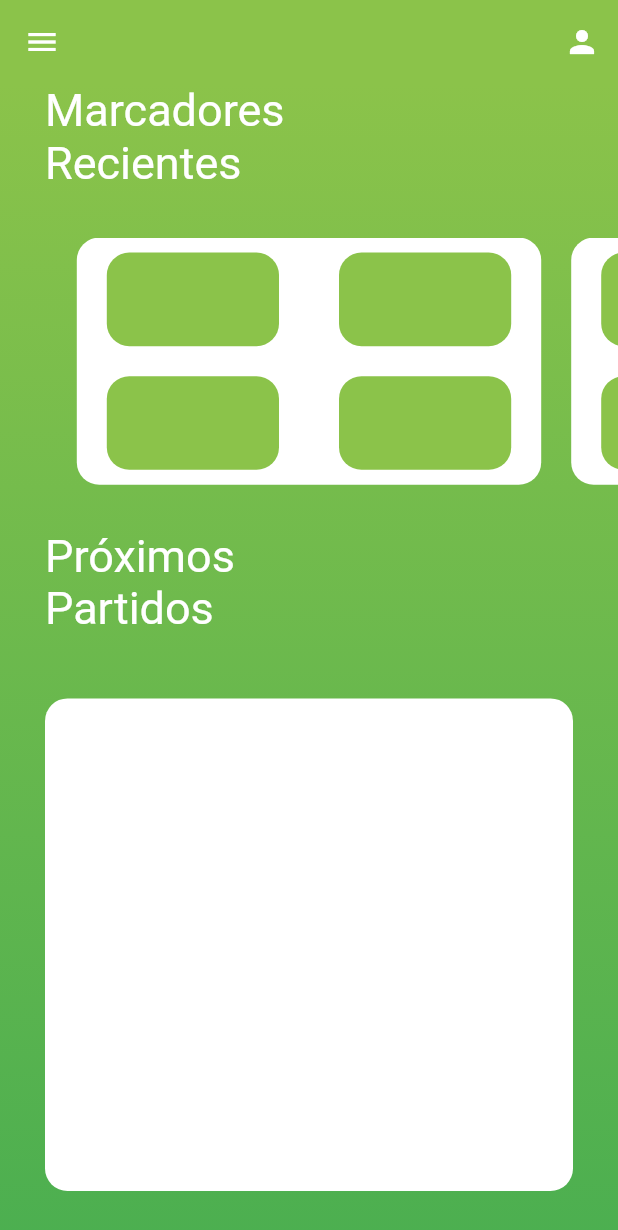
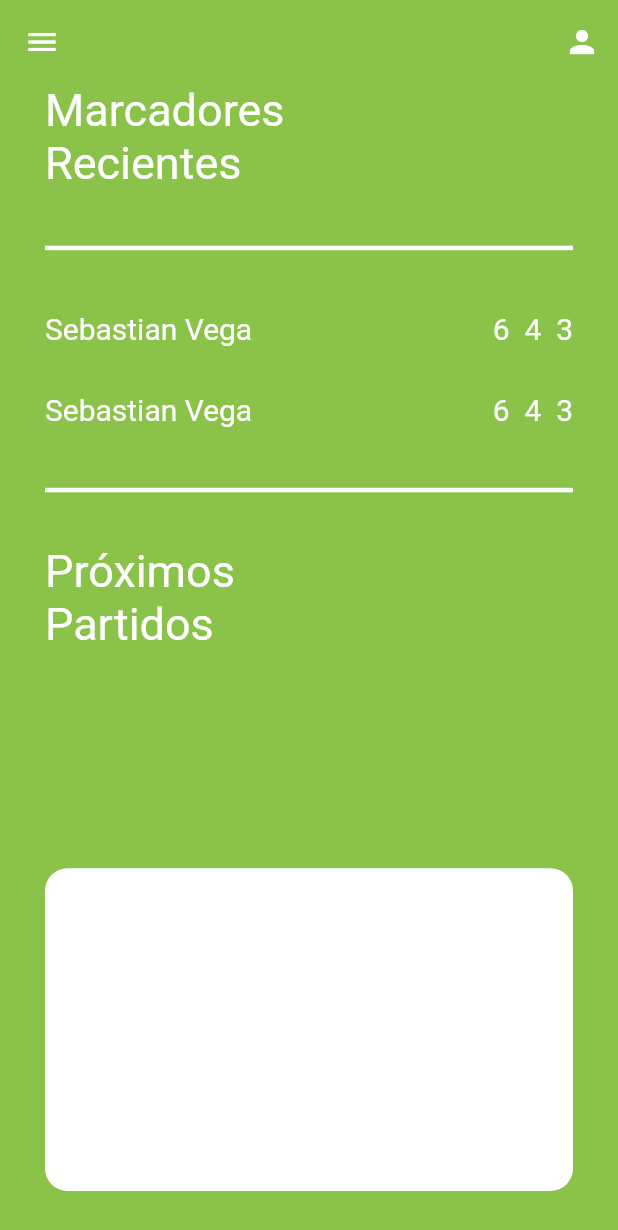
Before and after one commit to svega106/castillo_ranking, a Flutter app: the screen it shows once a user with an empty profile is signed in, on a phone screen of 412 x 824 dp. Shown: the top 1230 px of the screen. Run offline on Flutter 3.47's test engine with Material 2 defaults, Android fonts, the phone set to English and light mode, and no system bars; our stand-ins replace cloud_firestore, firebase_auth, flutter_spinkit; accounts and stored records are empty.

Commit message:
Actualizacion a los marcadores recientes Falta meter los nombres de las peronas ubicados en la base de datos.

```diff
--- a/lib/Models/drawerTab.dart
+++ b/lib/Models/drawerTab.dart
@@ -1,4 +1,3 @@
-import 'package:castillo_ranking/Screens/Home/settings.dart';
 import 'package:flutter/material.dart';
 
 Widget drawerTab(String text, IconData icon, BuildContext context,String routeName) {
--- a/lib/Models/match_results.dart
+++ b/lib/Models/match_results.dart
@@ -1,68 +1,78 @@
 import 'package:flutter/material.dart';
 
-Widget matchResults(double screenWidth) {
-  return Container(
-    margin: const EdgeInsets.symmetric(horizontal: 10.0),
-    width: screenWidth,
-    decoration: BoxDecoration(
-        color: Colors.white, borderRadius: BorderRadius.circular(15.0)),
-    child: Center(
-      child: Column(
+Widget matchResults() {
+  return Column(
     children: <Widget>[
       Expanded(
+        child: Divider(
+          indent: 30.0,
+          endIndent: 30.0,
+          height: 0.5,
+          thickness: 3,
+          color: Colors.white,
+        ),
+      ),
+      Expanded(
+        child: Padding(
+          padding: const EdgeInsets.only(right: 30.0, left: 30.0),
           child: Row(
             children: <Widget>[
               Expanded(
                 child: Container(
-                    width: 10.0,
-                    margin: EdgeInsets.only(
-                        right: 20.0, left: 20.0, top: 10.0, bottom: 10.0),
-                    decoration: BoxDecoration(
-                        color: Colors.lightGreen,
-                        borderRadius: BorderRadius.circular(15.0)),
+                  child: Text(
+                    'Sebastian Vega',
+                    style: TextStyle(color: Colors.white, fontSize: 20),
+                  ),
                 ),
               ),
               Expanded(
                 child: Container(
-                    width: 10.0,
-                    margin: EdgeInsets.only(
-                        right: 20.0, left: 20.0, top: 10.0, bottom: 10.0),
-                    decoration: BoxDecoration(
-                        color: Colors.lightGreen,
-                        borderRadius: BorderRadius.circular(15.0)),
+                  child: Text(
+                    '6  4  3',
+                    style: TextStyle(color: Colors.white, fontSize: 20),
+                    textAlign: TextAlign.end,
+                  ),
                 ),
               ),
             ],
           ),
         ),
+      ),
       Expanded(
+        child: Padding(
+          padding: const EdgeInsets.only(right: 30.0, left: 30.0),
           child: Row(
             children: <Widget>[
               Expanded(
                 child: Container(
-                    width: 10.0,
-                    margin: EdgeInsets.only(
-                        right: 20.0, left: 20.0, top: 10.0, bottom: 10.0),
-                    decoration: BoxDecoration(
-                        color: Colors.lightGreen,
-                        borderRadius: BorderRadius.circular(15.0)),
+                  child: Text(
+                    'Sebastian Vega',
+                    style: TextStyle(color: Colors.white, fontSize: 20),
+                  ),
                 ),
               ),
               Expanded(
                 child: Container(
-                    width: 10.0,
-                    margin: EdgeInsets.only(
-                        right: 20.0, left: 20.0, top: 10.0, bottom: 10.0),
-                    decoration: BoxDecoration(
-                        color: Colors.lightGreen,
-                        borderRadius: BorderRadius.circular(15.0)),
+                  child: Text(
+                    '6  4  3',
+                    style: TextStyle(color: Colors.white, fontSize: 20),
+                    textAlign: TextAlign.end,
+                  ),
                 ),
               ),
             ],
           ),
-          )
-        ],
         ),
       ),
+      Expanded(
+        child: Divider(
+          indent: 30.0,
+          endIndent: 30.0,
+          height: 0.5,
+          thickness: 3,
+          color: Colors.white,
+        ),
+      ),
+    ],
   );
 }
--- a/lib/Screens/Authenticate/register.dart
+++ b/lib/Screens/Authenticate/register.dart
@@ -293,7 +293,6 @@ class _SignUpState extends State<SignUp> {
                                           DatabaseService(uid: result.uid);
                                       _players.updateUserData(
                                           displayName, socio, 0, false);
-                                      print(displayName);
                                       if (result == null) {
                                         setState(() {
                                           loading = false;
--- a/lib/Screens/Home/home.dart
+++ b/lib/Screens/Home/home.dart
@@ -2,7 +2,6 @@ import 'package:castillo_ranking/Models/drawerTab.dart';
 import 'package:castillo_ranking/Models/match_results.dart';
 import 'package:castillo_ranking/Models/player.dart';
 import 'package:castillo_ranking/Models/user.dart';
-import 'package:castillo_ranking/Screens/Home/settings.dart';
 import 'package:castillo_ranking/Services/auth.dart';
 import 'package:castillo_ranking/Services/database.dart';
 import 'package:cloud_firestore/cloud_firestore.dart';
@@ -40,20 +39,20 @@ class _HomeState extends State<Home> {
     double screenWidth = MediaQuery.of(context).size.width - 60;
     double screenHeight = MediaQuery.of(context).size.height;
 
-    print(user.displayName);
     return StreamProvider<List<Players>>.value(
       value: DatabaseService().jugadores,
       child: Scaffold(
         drawer: Drawer(
           child: Column(
             crossAxisAlignment: CrossAxisAlignment.start,
+            mainAxisAlignment: MainAxisAlignment.start,
             children: <Widget>[
               Padding(
                 padding: const EdgeInsets.only(
-                    right: 20.0, left: 20.0, bottom: 0.0, top: 30.0),
+                    right: 20.0, left: 20.0, bottom: 0.0, top: 50.0),
                 child: Icon(
                   Icons.person,
-                  size: 100.0,
+                  size: 50.0,
                   color: Colors.green,
                 ),
               ),
@@ -75,11 +74,15 @@ class _HomeState extends State<Home> {
                 ),
               ),
               Divider(
-                thickness: 0.5,color: Colors.lightGreen,indent: 16.0, endIndent: 16.0,
+                thickness: 0.5,
+                color: Colors.lightGreen,
+                indent: 16.0,
+                endIndent: 16.0,
               ),
-              drawerTab('Inicio', Icons.home, context,'Home'),
-              drawerTab('Ranking Global', Icons.call_missed_outgoing, context,'Home'),
-              drawerTab('Llaves de Torneo', Icons.vpn_key, context,'Home')
+              drawerTab('Inicio', Icons.home, context, 'Home'),
+              drawerTab('Ranking Global', Icons.call_missed_outgoing, context,
+                  'Home'),
+              drawerTab('Llaves de Torneo', Icons.vpn_key, context, 'Settings')
             ],
           ),
         ),
@@ -98,18 +101,13 @@ class _HomeState extends State<Home> {
           height: double.infinity,
           width: double.infinity,
           decoration: BoxDecoration(
-            gradient: LinearGradient(
-                colors: [Colors.lightGreen, Colors.green],
-                begin: Alignment.topCenter,
-                end: Alignment.bottomCenter),
+            color: Colors.lightGreen,
           ),
           child: Padding(
             padding: const EdgeInsets.only(bottom: 30.0),
             child: Column(
               children: <Widget>[
-                Padding(
-                  padding: EdgeInsets.only(bottom: 20.0),
-                  child: Container(
+                Container(
                   height: screenHeight / 10.0,
                   width: screenWidth,
                   child: Text(
@@ -118,23 +116,22 @@ class _HomeState extends State<Home> {
                     textAlign: TextAlign.left,
                   ),
                 ),
-                ),
-                Container(
-                  height: screenHeight / 5,
+                Expanded(
                   child: PageView(
-                    controller: PageController(viewportFraction: 0.8),
+                    controller: PageController(viewportFraction: 1),
                     scrollDirection: Axis.horizontal,
                     pageSnapping: true,
                     children: <Widget>[
-                      matchResults(screenWidth),
-                      matchResults(screenWidth),
-                      matchResults(screenWidth),
+                      //TODO Meter los nombres de los jugadores sacados de la base de datos
+                      matchResults(),
+                      matchResults(),
                     ],
                   ),
                 ),
-                Padding(
-                  padding:
-                      EdgeInsets.symmetric(horizontal: 30.0, vertical: 30.0),
+                SizedBox(
+                  height: 10.0,
+                ),
+                Expanded(
                   child: Container(
                     width: screenWidth,
                     height: screenHeight / 10,
--- a/lib/Screens/Home/settings.dart
+++ b/lib/Screens/Home/settings.dart
@@ -4,7 +4,7 @@ class Settings extends StatelessWidget {
   @override
   Widget build(BuildContext context) {
     return Container(
-
+      //TODO Crear pagina de ajustes
     );
   }
 }
--- a/lib/Screens/wrapper.dart
+++ b/lib/Screens/wrapper.dart
@@ -38,7 +38,6 @@ class _WrapperState extends State<Wrapper> {
 
       return Authenticate();
     } else {
-      print(_user.displayName);
       if (_admin) {
         return AdminHome();
       } else {
```
Lines whose indentation alone changed are shown as unchanged.
